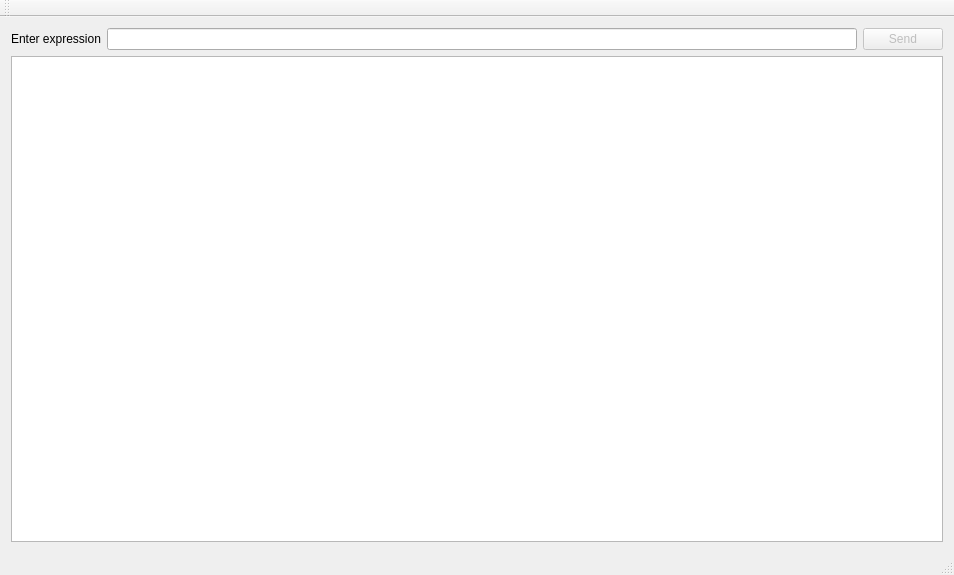
This is app/mainwindow.ui in a-pavlov/fantlab as Qt 5 draws it before an edit. The edited form follows.
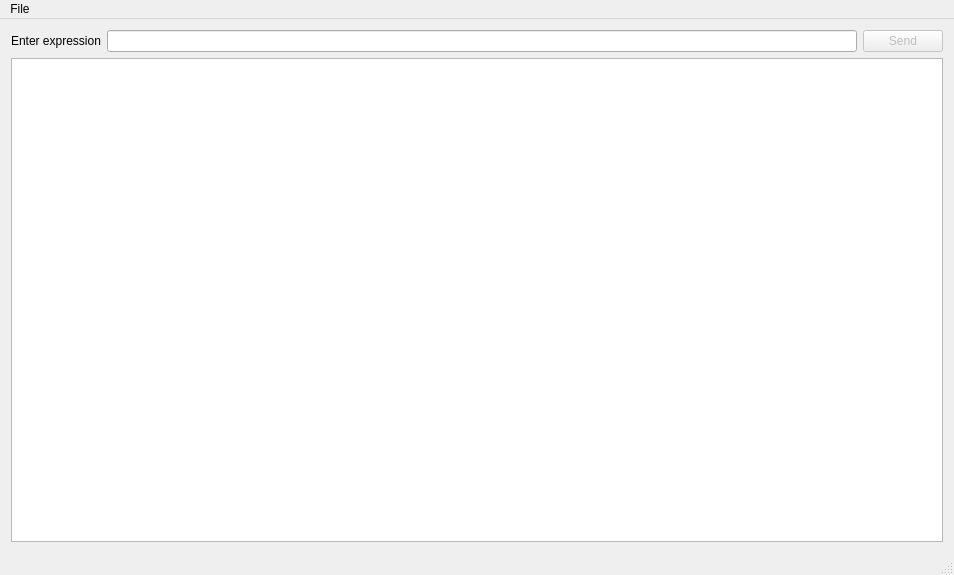
This is the edited form.

The edit to the form file:
```diff
--- a/app/mainwindow.ui
+++ b/app/mainwindow.ui
@@ -60,14 +60,13 @@
      <height>21</height>
     </rect>
    </property>
-  </widget>
-  <widget class="QToolBar" name="mainToolBar">
-   <attribute name="toolBarArea">
-    <enum>TopToolBarArea</enum>
-   </attribute>
-   <attribute name="toolBarBreak">
-    <bool>false</bool>
-   </attribute>
+   <widget class="QMenu" name="menuFile">
+    <property name="title">
+     <string>File</string>
+    </property>
+    <addaction name="actionOpen"/>
+   </widget>
+   <addaction name="menuFile"/>
   </widget>
   <widget class="QStatusBar" name="statusBar"/>
  </widget>
```
Left out of the diff: 5 changed lines with no effect on the pictures.
